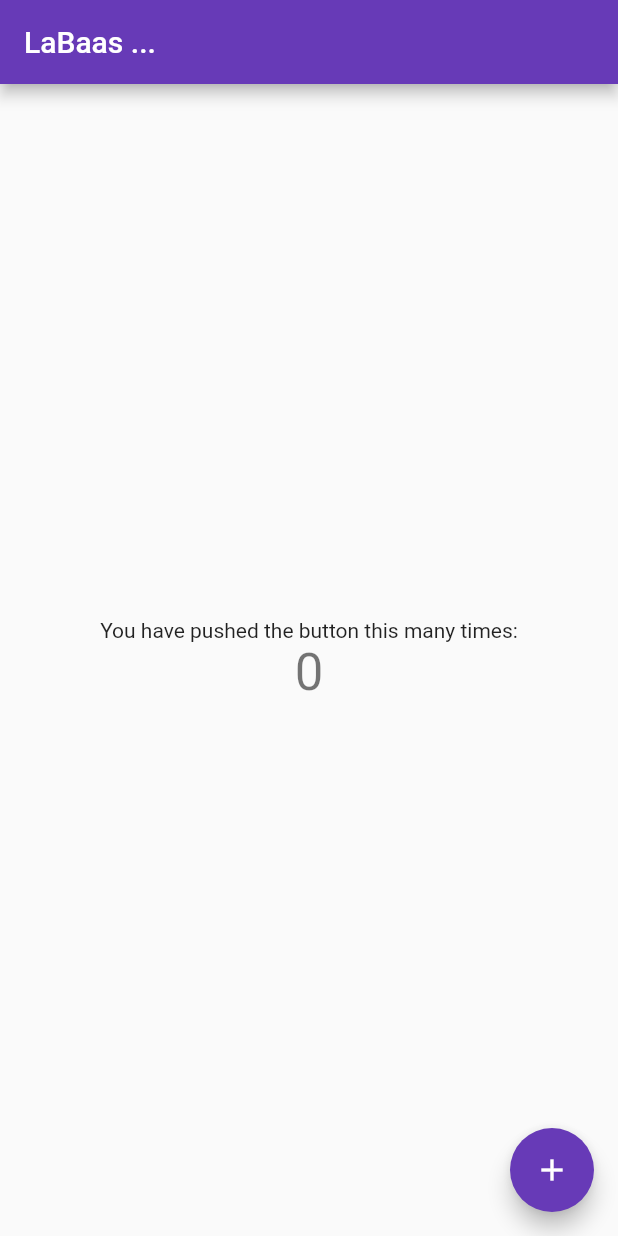
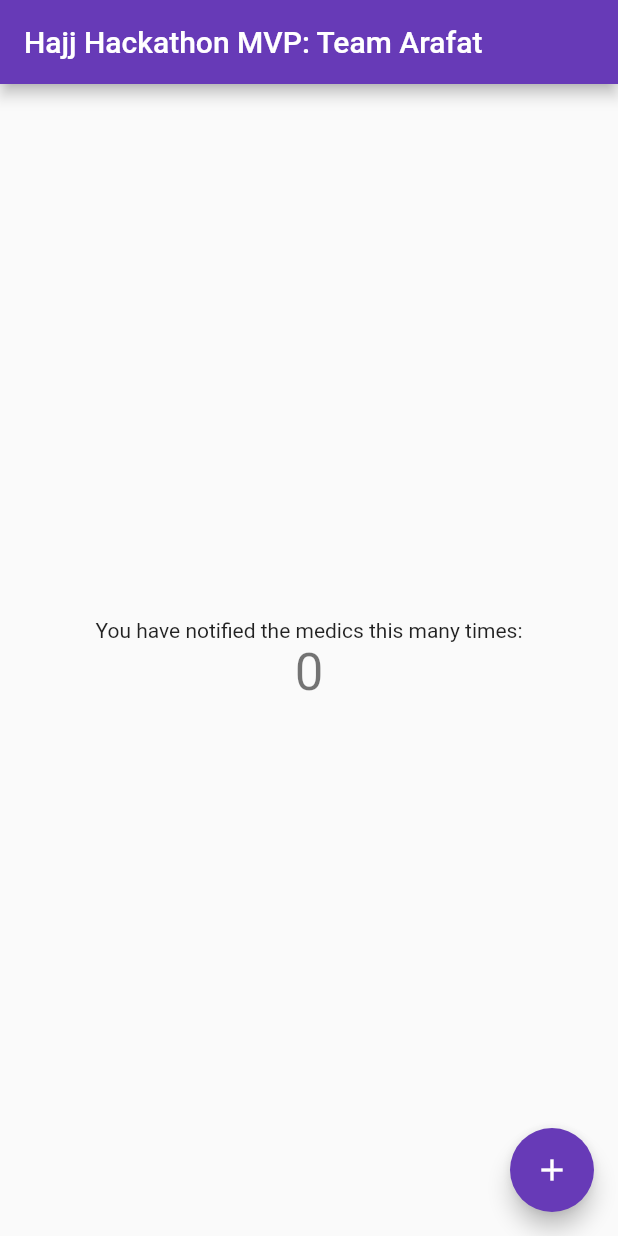
Before and after one commit to walidshaari/Hajitech, a Flutter app: the screen it shows after launch, on a phone screen of 412 x 824 dp. Run offline on Flutter 3.47's test engine with Material 2 defaults, Android fonts, the phone set to English and light mode, and no system bars; our stand-ins replace firebase_auth, google_sign_in; accounts and stored records are empty.

Commit message:
Updated more files

```diff
--- a/firebase/firebase02/lib/main.dart
+++ b/firebase/firebase02/lib/main.dart
@@ -47,7 +47,7 @@ class MyApp extends StatelessWidget {
         // counter didn't reset back to zero; the application is not restarted.
         primarySwatch: Colors.deepPurple
       ),
-      home: new MyHomePage(title: 'LaBaas ...'),
+      home: new MyHomePage(title: 'Hajj Hackathon MVP: Team Arafat'),
     );
   }
 }
@@ -119,7 +119,7 @@ class _MyHomePageState extends State<MyHomePage> {
           mainAxisAlignment: MainAxisAlignment.center,
           children: <Widget>[
             new Text(
-              'You have pushed the button this many times:',
+              'You have notified the medics this many times:',
             ),
             new Text(
               '$_counter',
```
